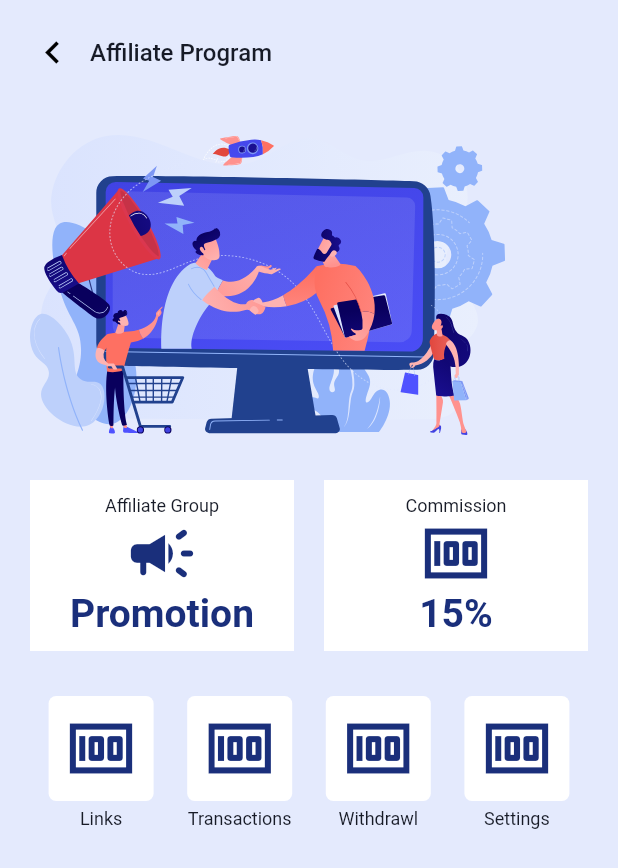
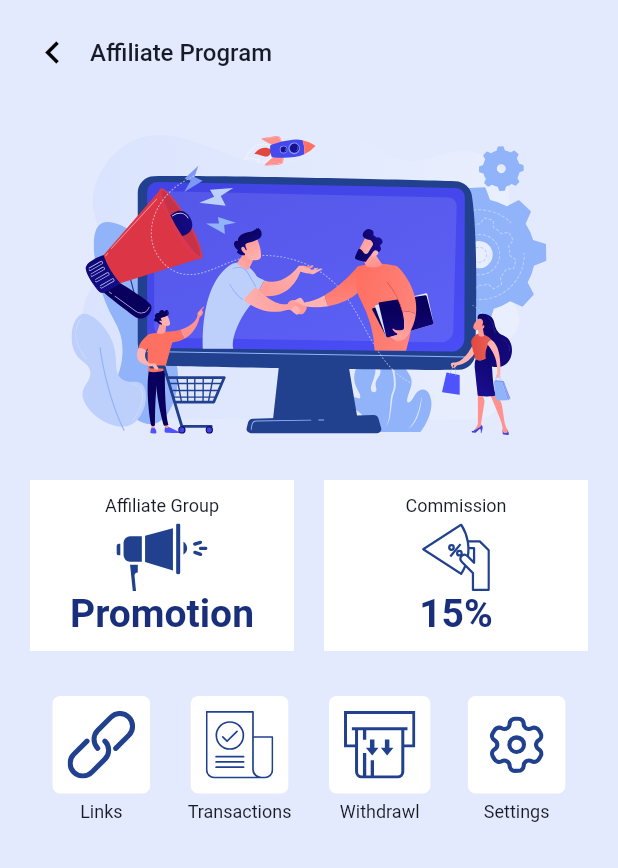
Before and after one commit to Santosh9001/ExportFromNepal, a Flutter app: the AffiliateDashBoard screen opened by its route, on a phone screen of 412 x 824 dp. Shown: the top 868 px of the screen. Run offline on Flutter 3.47's test engine with Material 2 defaults, Android fonts, the phone set to English and light mode, and no system bars; our stand-ins replace dotted_border, firebase_auth, firebase_core, flutter_image_slideshow, flutter_rating_bar, flutter_svg and 4 more; missing offline and left inert: flutter_facebook_auth; accounts and stored records are empty.

Commit message:
changes in Affiliate Dashboard

```diff
--- a/lib/ui/screens/affiliate/AffiliateDashBoard.dart
+++ b/lib/ui/screens/affiliate/AffiliateDashBoard.dart
@@ -40,8 +40,8 @@ class AffiliateDashBoard extends StatelessWidget {
             SizedBox(
               height: 30,
             ),
-            Padding(
-              padding: EdgeInsets.only(left: 10),
+            Container(
+              alignment: Alignment.center,
               child: SvgPicture.asset(
                 "assets/images/affiliation.svg",
                 height: 200,
@@ -67,11 +67,8 @@ class AffiliateDashBoard extends StatelessWidget {
                               "Affiliate Group",
                               style: kTextStyleSmallPrimary,
                             ),
-                            Icon(
-                              Icons.campaign_rounded,
-                              size: 50,
-                              color: kColorPrimary,
-                            ),
+                            SizedBox(height: 5,),
+                            SvgPicture.asset("assets/images/promotions.svg",height: 45,),
                             Text(
                               "Promotion",
                               style: kTextStyleLargeBlue,
@@ -94,11 +91,8 @@ class AffiliateDashBoard extends StatelessWidget {
                             "Commission",
                             style: kTextStyleSmallPrimary,
                           ),
-                          Icon(
-                            Icons.money,
-                            size: 50,
-                            color: kColorPrimary,
-                          ),
+                          SizedBox(height: 5,),
+                          SvgPicture.asset("assets/images/commission.svg",height: 45,),
                           Text(
                             "15%",
                             style: kTextStyleLargeBlue,
@@ -130,11 +124,7 @@ class AffiliateDashBoard extends StatelessWidget {
                         padding: EdgeInsets.all(10),
                         child: Column(
                           children: [
-                            Icon(
-                              Icons.money,
-                              size: 50,
-                              color: kColorPrimary,
-                            ),
+                           SvgPicture.asset("assets/images/links.svg",height: 45,),
                           ],
                         ),
                       ),
@@ -162,11 +152,7 @@ class AffiliateDashBoard extends StatelessWidget {
                         padding: EdgeInsets.all(10),
                         child: Column(
                           children: [
-                            Icon(
-                              Icons.money,
-                              size: 50,
-                              color: kColorPrimary,
-                            ),
+                            SvgPicture.asset("assets/images/transactions.svg",height: 45,),
                           ],
                         ),
                       ),
@@ -194,11 +180,7 @@ class AffiliateDashBoard extends StatelessWidget {
                         padding: EdgeInsets.all(10),
                         child: Column(
                           children: [
-                            Icon(
-                              Icons.money,
-                              size: 50,
-                              color: kColorPrimary,
-                            ),
+                            SvgPicture.asset("assets/images/withdrawl.svg",height: 45,),
                           ],
                         ),
                       ),
@@ -224,11 +206,7 @@ class AffiliateDashBoard extends StatelessWidget {
                         padding: EdgeInsets.all(10),
                         child: Column(
                           children: [
-                            Icon(
-                              Icons.money,
-                              size: 50,
-                              color: kColorPrimary,
-                            ),
+                            SvgPicture.asset("assets/images/settings.svg",height: 45,),
                           ],
                         ),
                       ),
```
Also changed, not shown: assets/images/commission.svg (added), assets/images/links.svg (added), assets/images/promotions.svg (added), assets/images/settings.svg (added), assets/images/transactions.svg (added), assets/images/withdrawl.svg (added).
